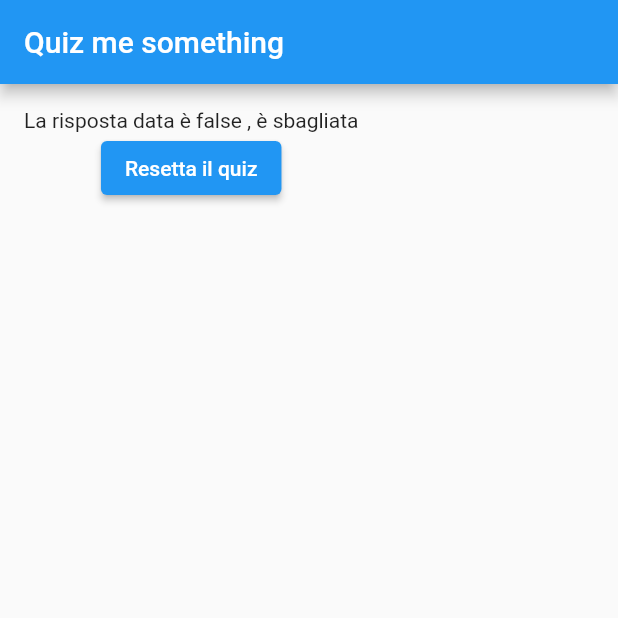
After one commit to francemazzi/quiz, a Flutter app: the QuestionGamePage screen opened directly, after a tap on "Mandarino", on a phone screen of 412 x 824 dp, the top half of it. The commit adds this screen. Run offline on Flutter 3.47's test engine with Material 2 defaults, Android fonts, the phone set to English and light mode, and no system bars.

Commit message:
feat: init quiz

```diff
--- /dev/null
+++ b/lib/page/question_game_page.dart
@@ -0,0 +1,88 @@
+import 'package:flutter/material.dart';
+import 'package:flutter/src/widgets/framework.dart';
+import 'package:flutter/src/widgets/placeholder.dart';
+import 'package:quiz/question_list.dart';
+
+class QuestionGamePage extends StatefulWidget {
+  final String title;
+  const QuestionGamePage({super.key, required this.title});
+
+  @override
+  State<QuestionGamePage> createState() => _QuestionGamePageState();
+}
+
+class _QuestionGamePageState extends State<QuestionGamePage> {
+  var isAnswerGivenCorrect = null;
+
+  void clickButton(int index) {
+    print(questions[0].answerIndex == index ? "SI" : "NO");
+    setState(() {
+      isAnswerGivenCorrect = questions[0].answerIndex == index;
+    });
+  }
+
+  void quizReset() {
+    setState(() {
+      isAnswerGivenCorrect = null;
+    });
+  }
+
+  @override
+  Widget build(BuildContext context) {
+    return Scaffold(
+      appBar: AppBar(
+        title: Text(widget.title),
+      ),
+      body: Container(
+        padding: const EdgeInsets.all(16.0),
+        child: isAnswerGivenCorrect == null
+            ? Column(
+                children: [
+                  Text(
+                    questions[0].question.toString(),
+                    textAlign: TextAlign.center,
+                    style: TextStyle(
+                      color: Colors.black,
+                      fontSize: 20,
+                      fontWeight: FontWeight.bold,
+                    ),
+                  ),
+                  ElevatedButton(
+                    onPressed: () {
+                      clickButton(0);
+                    },
+                    child: Text(questions[0].answer[0].toString()),
+                  ),
+                  ElevatedButton(
+                    onPressed: () => {clickButton(1)},
+                    child: Text(questions[0].answer[1].toString()),
+                  ),
+                  ElevatedButton(
+                    onPressed: () => {clickButton(2)},
+                    child: Text(questions[0].answer[2].toString()),
+                  ),
+                  ElevatedButton(
+                    onPressed: () {
+                      clickButton(3);
+                    },
+                    child: Text(questions[0].answer[3].toString()),
+                  ),
+                ],
+              )
+            : Container(
+                child: Column(
+                  children: [
+                    Text(
+                        "La risposta data è $isAnswerGivenCorrect , è ${isAnswerGivenCorrect ? "corretta" : "sbagliata"}"),
+                    ElevatedButton(
+                        onPressed: () {
+                          quizReset();
+                        },
+                        child: Text("Resetta il quiz"))
+                  ],
+                ),
+              ),
+      ),
+    );
+  }
+}
```
Also changed, not shown: lib/main.dart (+2 -103 lines), 1 other file.
